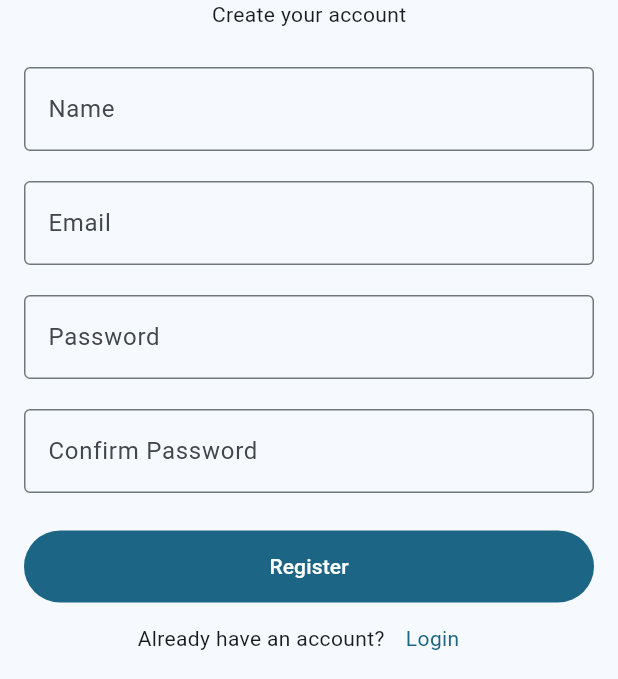
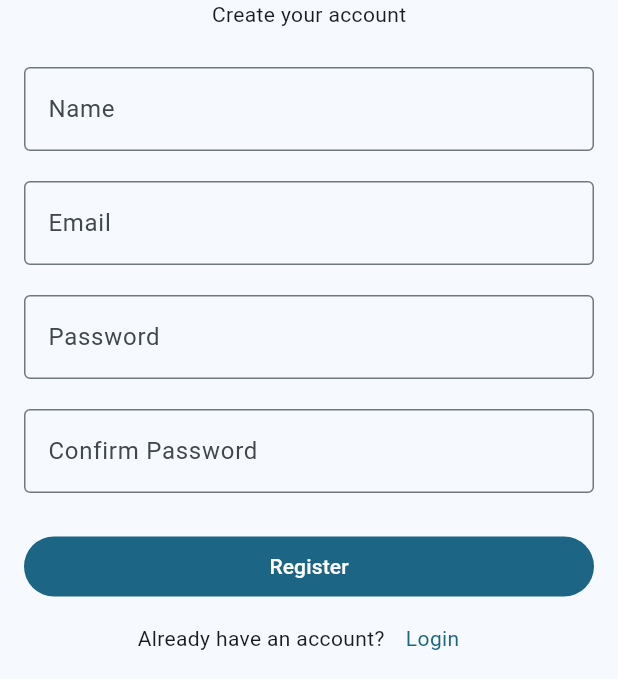
Before and after one commit to AgusDharmaUDEL93/X-Buddy, a Flutter app: the screen it shows after launch, after a tap on "Register", on a phone screen of 412 x 824 dp, the part 557-1236 px from its top. Run offline on Flutter 3.47's test engine with Material 3 defaults, Android fonts, the phone set to English and light mode, and no system bars; our stand-ins replace firebase_core, get; accounts and stored records are empty.

Commit message:
fixing some named button and navigation

```diff
--- a/lib/app/modules/login/views/login_view.dart
+++ b/lib/app/modules/login/views/login_view.dart
@@ -78,27 +78,12 @@ class LoginView extends GetView<LoginController> {
                   SizedBox(
                     height: 25,
                   ),
-                  Container(
-                    width: Get.width,
-                    decoration: BoxDecoration(
-                      color: Theme.of(context).colorScheme.primary,
-                      borderRadius: BorderRadius.circular(100),
-                    ),
-                    child: TextButton(
-                      onPressed: () {},
-                      child: Center(
-                        child: Text(
-                          "Login",
-                          style: Theme.of(context)
-                              .textTheme
-                              .labelLarge
-                              ?.copyWith(
-                                color: Theme.of(context).colorScheme.onPrimary,
-                              ),
-                        ),
-                      ),
-                    ),
-                  ),
+                  SizedBox(
+                      width: Get.width,
+                      child: FilledButton(
+                        onPressed: () {},
+                        child: Text("Login"),
+                      )),
                   Row(
                     mainAxisAlignment: MainAxisAlignment.center,
                     crossAxisAlignment: CrossAxisAlignment.center,
--- a/lib/app/modules/register/views/register_view.dart
+++ b/lib/app/modules/register/views/register_view.dart
@@ -84,23 +84,9 @@ class RegisterView extends GetView<RegisterController> {
                   ),
                   Container(
                     width: Get.width,
-                    decoration: BoxDecoration(
-                      color: Theme.of(context).colorScheme.primary,
-                      borderRadius: BorderRadius.circular(100),
-                    ),
-                    child: TextButton(
+                    child: FilledButton(
                       onPressed: () {},
-                      child: Center(
-                        child: Text(
-                          "Register",
-                          style: Theme.of(context)
-                              .textTheme
-                              .labelLarge
-                              ?.copyWith(
-                                color: Theme.of(context).colorScheme.onPrimary,
-                              ),
-                        ),
-                      ),
+                      child: Text("Register"),
                     ),
                   ),
                   Row(
@@ -110,7 +96,7 @@ class RegisterView extends GetView<RegisterController> {
                       Text("Already have an account?"),
                       TextButton(
                         onPressed: () {
-                          Get.offNamed(Routes.REGISTER);
+                          Get.back();
                         },
                         child: Text(
                           "Login",
```
